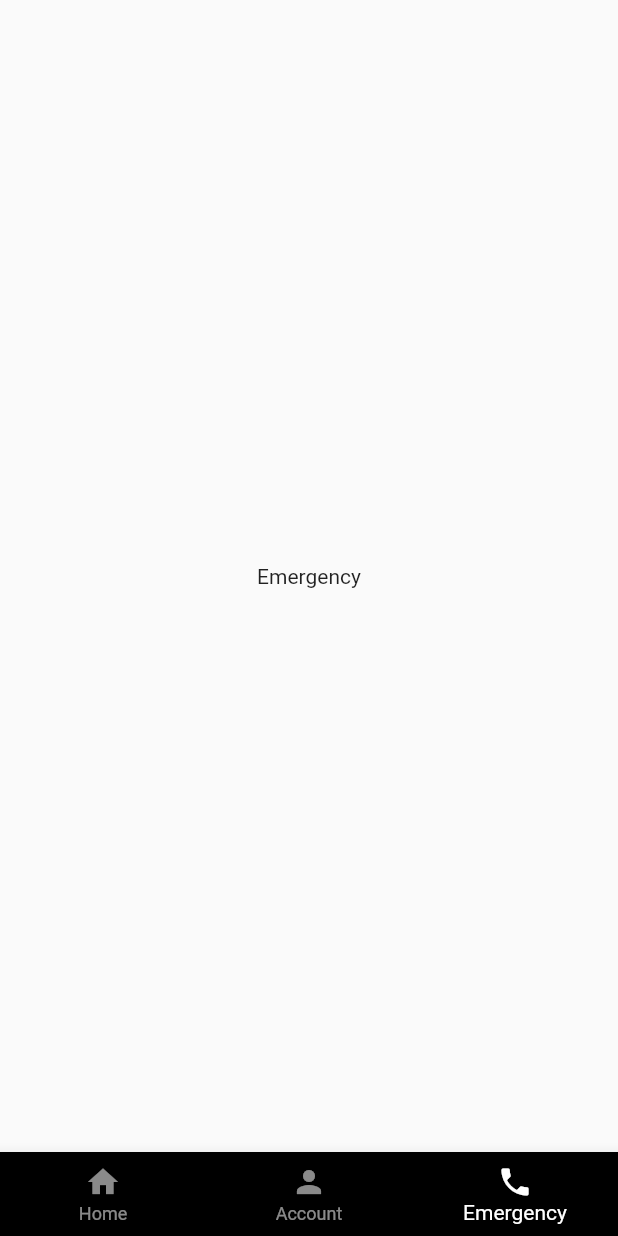
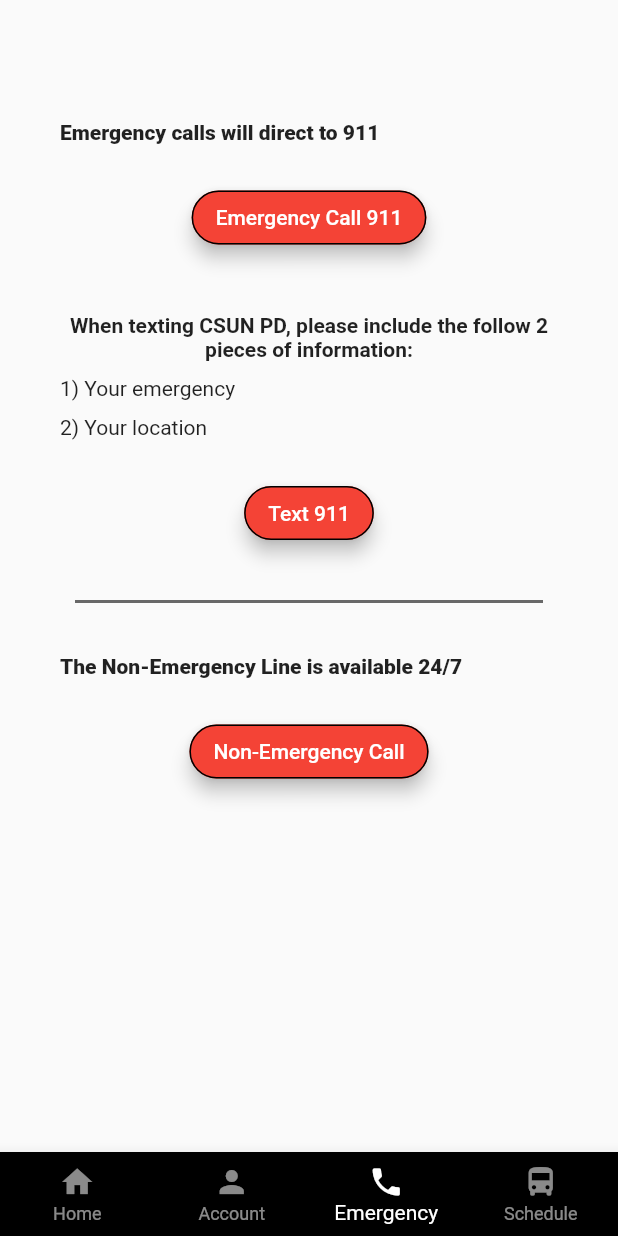
Before and after one commit to oscar72324/csun_nav_tut, a Flutter app: the MainScreen screen opened directly, item 3 of the bottom bar chosen, on a phone screen of 412 x 824 dp. Run offline on Flutter 3.47's test engine with Material 2 defaults, Android fonts, the phone set to English and light mode, and no system bars; our stand-ins replace firebase_auth, firebase_core, firebase_database, fluttertoast, geolocator, google_maps_flutter; missing offline and left inert: flutter_geofire; accounts and stored records are empty.

Commit message:
added tab pages

```diff
--- a/lib/mainScreens/main_screen.dart
+++ b/lib/mainScreens/main_screen.dart
@@ -2,6 +2,7 @@ import 'package:flutter/material.dart';
 import 'package:uber_copy/tabPages/emergency_tab.dart';
 import 'package:uber_copy/tabPages/home_tab.dart';
 import 'package:uber_copy/tabPages/profile_tab.dart';
+import 'package:uber_copy/tabPages/shuttle_tab.dart';
 
 class MainScreen extends StatefulWidget {
   @override
@@ -33,13 +34,20 @@ class _MainScreenState extends State<MainScreen>
       body: TabBarView(
         physics: const NeverScrollableScrollPhysics(),
         controller: tabController,
-        children: const [HomeTabPage(), ProfileTabPage(), EmergencytabPage()],
+        children: const [
+          HomeTabPage(),
+          ProfileTabPage(),
+          EmergencytabPage(),
+          ShuttleTabPage()
+        ],
       ),
       bottomNavigationBar: BottomNavigationBar(
         items: const [
           BottomNavigationBarItem(icon: Icon(Icons.home), label: "Home"),
           BottomNavigationBarItem(icon: Icon(Icons.person), label: "Account"),
-          BottomNavigationBarItem(icon: Icon(Icons.phone), label: "Emergency")
+          BottomNavigationBarItem(icon: Icon(Icons.phone), label: "Emergency"),
+          BottomNavigationBarItem(
+              icon: Icon(Icons.directions_bus), label: "Schedule")
         ],
         unselectedItemColor: Colors.white54,
         selectedItemColor: Colors.white,
--- a/lib/tabPages/emergency_tab.dart
+++ b/lib/tabPages/emergency_tab.dart
@@ -9,9 +9,155 @@ class EmergencytabPage extends StatefulWidget {
 
 class _EmergencyTabPageState extends State<EmergencytabPage> {
   @override
-  Widget build(BuildContext context) {
-    return Center(
-      child: Text("Emergency"),
-    );
-  }
+  Widget build(BuildContext context) => Scaffold(
+        body: Column(
+          mainAxisAlignment: MainAxisAlignment.start,
+          crossAxisAlignment: CrossAxisAlignment.start,
+          children: [
+            Container(
+              child: const Padding(
+                padding: EdgeInsets.only(
+                  top: 80,
+                  right: 40,
+                  left: 40,
+                  bottom: 0,
+                ),
+                child: Text(
+                  "Emergency calls will direct to 911",
+                  style: TextStyle(fontWeight: FontWeight.w800),
+                  textAlign: TextAlign.center,
+                ),
+              ),
+            ),
+            Container(
+              padding: const EdgeInsets.only(top: 25),
+              child: Center(
+                child: ElevatedButton(
+                  style: ElevatedButton.styleFrom(
+                    foregroundColor: Colors.white,
+                    backgroundColor: Colors.red,
+                    elevation: 5,
+                    shape: RoundedRectangleBorder(
+                      borderRadius: BorderRadius.circular(30),
+                    ),
+                    side: const BorderSide(width: 1),
+                  ),
+                  onPressed: () async {
+                    // final emergencyCall = 'tel:$_emergencyNumber';
+                    // if(await canLaunchUrlString(emergencyCall)){
+                    //   await launchUrlString(emergencyCall);
+                    // }
+                  },
+                  child: const Text("Emergency Call 911"),
+                ),
+              ),
+            ),
+            Container(
+              child: const Padding(
+                padding: EdgeInsets.only(
+                  top: 40,
+                  right: 40,
+                  left: 40,
+                  bottom: 0,
+                ),
+                child: Text(
+                  "When texting CSUN PD, please include the follow 2 pieces of information: ",
+                  style: TextStyle(fontWeight: FontWeight.w700),
+                  textAlign: TextAlign.center,
+                ),
+              ),
+            ),
+            Container(
+              child: const Padding(
+                padding: EdgeInsets.only(
+                  top: 10,
+                  right: 40,
+                  left: 40,
+                  bottom: 0,
+                ),
+                child: Text("1) Your emergency"),
+              ),
+            ),
+            Container(
+              child: const Padding(
+                padding: EdgeInsets.only(
+                  top: 10,
+                  right: 40,
+                  left: 40,
+                  bottom: 0,
+                ),
+                child: Text("2) Your location"),
+              ),
+            ),
+            Container(
+              padding: const EdgeInsets.only(top: 25, bottom: 10),
+              child: Center(
+                child: ElevatedButton(
+                  style: ElevatedButton.styleFrom(
+                    foregroundColor: Colors.white,
+                    backgroundColor: Colors.red,
+                    elevation: 5,
+                    shape: RoundedRectangleBorder(
+                      borderRadius: BorderRadius.circular(30),
+                    ),
+                    side: const BorderSide(width: 1),
+                  ),
+                  onPressed: () async {
+                    // final emergencyText = 'sms:$_emergencyNumber';
+                    // if(await canLaunchUrlString(emergencyText)){
+                    //   await launchUrlString(emergencyText);
+                    // }
+                  },
+                  child: const Text("Text 911"),
+                ),
+              ),
+            ),
+            const Divider(
+              height: 50,
+              thickness: 2,
+              indent: 50,
+              endIndent: 50,
+              color: Color.fromARGB(255, 104, 104, 104),
+            ),
+            Container(
+              child: const Padding(
+                padding: EdgeInsets.only(
+                  top: 10,
+                  right: 40,
+                  left: 40,
+                  bottom: 0,
+                ),
+                child: Text(
+                  "The Non-Emergency Line is available 24/7",
+                  style: TextStyle(fontWeight: FontWeight.w800),
+                  textAlign: TextAlign.center,
+                ),
+              ),
+            ),
+            Container(
+              padding: const EdgeInsets.only(top: 25),
+              child: Center(
+                child: ElevatedButton(
+                  style: ElevatedButton.styleFrom(
+                    foregroundColor: Colors.white,
+                    backgroundColor: Colors.red,
+                    elevation: 5,
+                    shape: RoundedRectangleBorder(
+                      borderRadius: BorderRadius.circular(30),
+                    ),
+                    side: const BorderSide(width: 1),
+                  ),
+                  onPressed: () async {
+                    // final nonEmergencyCall = 'tel:$_nonEmergencyNumber';
+                    // if(await canLaunchUrlString(nonEmergencyCall)){
+                    //   await launchUrlString(nonEmergencyCall);
+                    // }
+                  },
+                  child: const Text("Non-Emergency Call"),
+                ),
+              ),
+            ),
+          ],
+        ),
+      );
 }
```
Also changed, not shown: lib/tabPages/home_tab.dart (+5 -5 lines), lib/tabPages/shuttle_tab.dart (added, +172 -0 lines).
